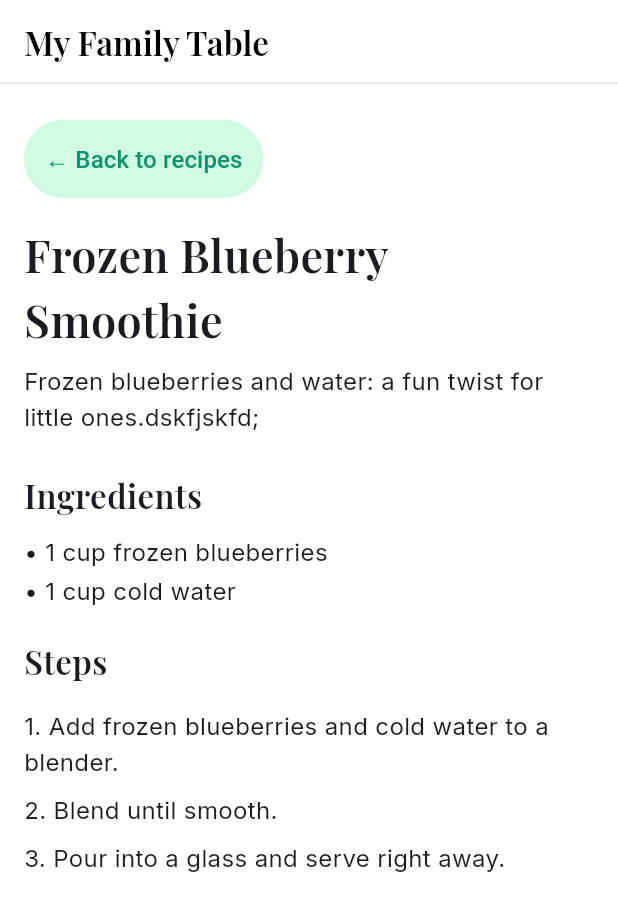
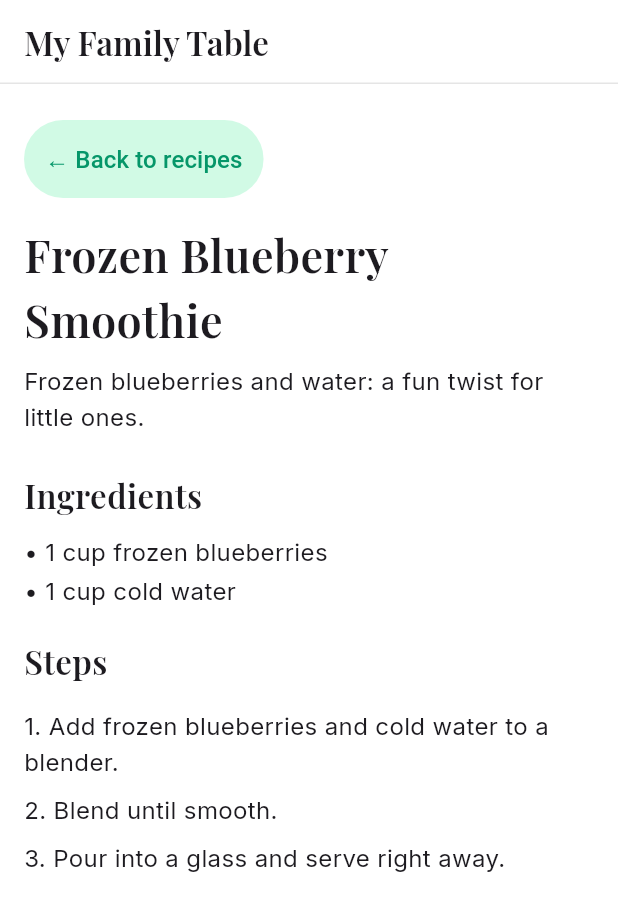
Before and after one commit to d-lukianenko/my-family-table-flutter, a Flutter app: the screen it shows after launch, after a tap on "Frozen Blueberry Smoothie", on a phone screen of 412 x 824 dp. Shown: the top 911 px of the screen. Run offline on Flutter 3.47's test engine with Material 3 defaults, Android fonts, the phone set to English and light mode, and no system bars; our stand-ins replace go_router, google_fonts; network calls fail.

Commit message:
chore(data): add more hardcoded recipes for demo

```diff
--- a/lib/data/recipes_data.dart
+++ b/lib/data/recipes_data.dart
@@ -4,8 +4,7 @@ const List<RecipeDetail> recipes = [
   RecipeDetail(
     id: 'frozen blueberry smoothie',
     title: 'Frozen Blueberry Smoothie',
-    description:
-        'Frozen blueberries and water: a fun twist for little ones.dskfjskfd;',
+    description: 'Frozen blueberries and water: a fun twist for little ones.',
     imagePublicId: 'frozen-blueberry-smoothie',
     imageSemanticLabel: 'Frozen blueberry smoothie in a glass',
     ingredients: ['1 cup frozen blueberries', '1 cup cold water'],
@@ -22,7 +21,17 @@ const List<RecipeDetail> recipes = [
         'Perfect as a wholesome, kid-approved snack or breakfast on the go.',
     imagePublicId: 'pumpkin-muffins',
     imageSemanticLabel: 'Pumpkin muffins on a wooden tray',
-    ingredients: ['Coming soon'],
+    ingredients: [
+      '1 egg',
+      '40 g sugar',
+      '1/3 cup pumpkin purée',
+      '1/3 cup wholemeal flour',
+      '1/3 cup all-purpose flour',
+      '1/6 cup melted butter',
+      '1/2 tsp baking powder',
+      '1/2 tsp cinnamon (or more to taste)',
+      'a few drops of vanilla extract',
+    ],
     steps: ['Coming soon'],
   ),
   RecipeDetail(
@@ -31,8 +40,23 @@ const List<RecipeDetail> recipes = [
     description: 'My favorite breakfast.',
     imagePublicId: 'zucchini-cheddar-fritters',
     imageSemanticLabel: 'Zucchini fritters on a plate',
-    ingredients: ['Coming soon'],
-    steps: ['Coming soon'],
+    ingredients: [
+      '1 egg',
+      '1/2 medium zucchini (or 1 small)',
+      '20 g cheddar, grated',
+      '1–2 tbsp all-purpose flour',
+      'salt to taste',
+      'oil for frying',
+      'cream cheese and smoked salmon for serving',
+    ],
+    steps: [
+      'Grate the zucchini and squeeze out the excess liquid.',
+      'Add egg, grated cheddar, flour, and salt. Mix well.',
+      'Heat oil in a pan over medium heat.',
+      'Spread the mixture evenly across the pan.',
+      'Fry until golden on one side, then flip carefully.',
+      'Cook the other side until golden and firm.',
+    ],
   ),
   RecipeDetail(
     id: 'banana-strawberry-smoothie',
@@ -40,8 +64,14 @@ const List<RecipeDetail> recipes = [
     description: 'A fruity, kid-friendly snack that is ready in minutes.',
     imagePublicId: 'banana-strawberry-smoothie',
     imageSemanticLabel: 'Glass of banana strawberry smoothie',
-    ingredients: ['Coming soon'],
-    steps: ['Coming soon'],
+    ingredients: ['1 cup milk', '1/2 banana', '1/2 cup frozen strawberries'],
+    steps: [
+      'Add 1 cup cold milk to the blender.',
+      'Add 1/2 banana (broken into chunks).',
+      'Add 1/2 cup frozen strawberries.',
+      'Blend on high until very smooth (30–60 seconds).',
+      'Taste & adjust: add a splash of milk to thin, or a few more frozen strawberries to thicken.',
+    ],
   ),
   RecipeDetail(
     id: 'roasted-sweet-potato-sticks',
@@ -49,8 +79,19 @@ const List<RecipeDetail> recipes = [
     description: 'A wholesome kids’ snack or a family-friendly side.',
     imagePublicId: 'roasted-sweet-potato-sticks',
     imageSemanticLabel: 'Bowl of roasted sweet potato sticks',
-    ingredients: ['Coming soon'],
-    steps: ['Coming soon'],
+    ingredients: [
+      '1 medium–large sweet potato',
+      '1 tsp olive oil',
+      'Pinch of salt',
+    ],
+    steps: [
+      'Preheat oven to 200°C. Line a baking sheet with parchment.',
+      'Peel the sweet potato. Cut into even sticks, about 1×1 cm thick.',
+      'Toss the sticks with olive oil and salt until evenly coated.',
+      'Spread in a single layer with a little space between pieces (no overlapping) so they roast, not steam.',
+      'Roast 15–20 minutes, flip, then roast 15–20 minutes more until tender and edges are golden.',
+      'Rest 2 minutes. Serve warm.',
+    ],
   ),
   RecipeDetail(
     id: 'oat-kefir-crepes',
@@ -59,7 +100,26 @@ const List<RecipeDetail> recipes = [
         'Ukrainian mlyntsi-style crepes with kefir and a wholesome oat twist.',
     imagePublicId: 'oat-kefir-crepes',
     imageSemanticLabel: 'Thin oat kefir crepes served on a plate',
-    ingredients: ['Coming soon'],
-    steps: ['Coming soon'],
+    ingredients: [
+      '1 egg',
+      '1/2 cup kefir',
+      '1/2 cup oat flour',
+      '1 tbsp olive oil (for the batter)',
+      '1/4 cup hot water, as needed',
+      '1/8 tsp baking soda (a pinch)',
+      'Pinch of salt',
+      '1/4 tsp vanilla extract (optional)',
+      'Oil or butter for the pan',
+    ],
+    steps: [
+      'In a bowl, whisk the egg and kefir (add vanilla if using) until smooth.',
+      'Whisk in the oat flour and salt. Sprinkle in the baking soda and mix just to combine.',
+      'Thin the batter with hot water (start with 2–4 tbsp) until it’s pourable like heavy cream, then whisk in 1 tbsp olive oil.',
+      'Preheat a nonstick pan over medium heat and lightly oil it.',
+      'Pour ~1/4 cup batter and swirl to a thin layer.',
+      'Cook 45–60 seconds until edges look dry and the underside is lightly golden; flip and cook 15–30 seconds more.',
+      'Repeat, lightly oiling the pan as needed. Stack finished crepes under a clean towel.',
+      'Serve warm with toppings.',
+    ],
   ),
 ];
--- a/lib/ui/core/my_family_table_app_bar.dart
+++ b/lib/ui/core/my_family_table_app_bar.dart
@@ -27,7 +27,6 @@ class MyFamilyTableAppBar extends StatelessWidget
           style: GoogleFonts.playfairDisplay(
             fontSize: 22,
             fontWeight: FontWeight.w600,
-            color: Colors.black,
           ),
         ),
       ),
```
